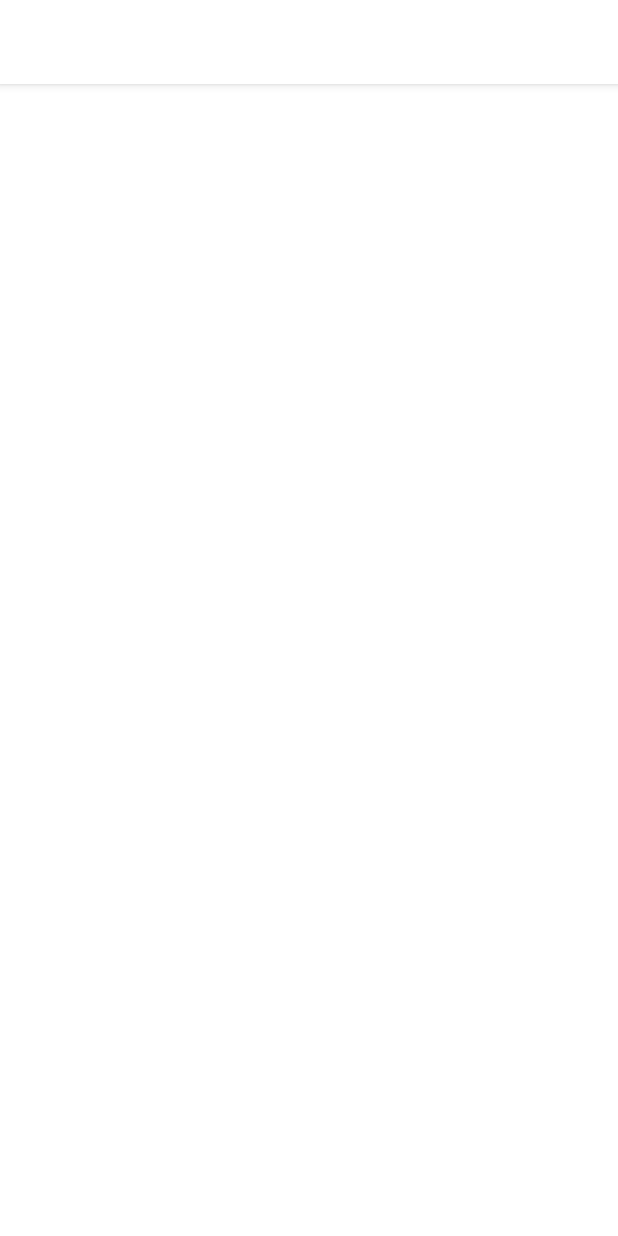
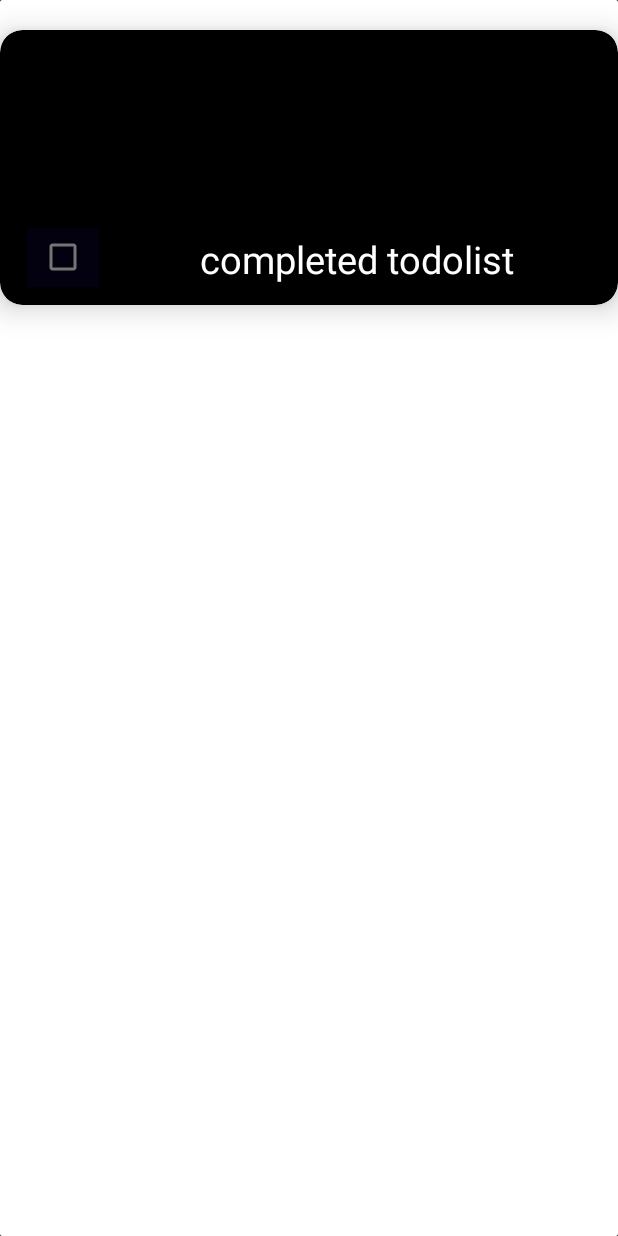
Before and after one commit to fenil09/CodeClause_TodoAPP, an Android app: the Home screen opened directly, with no data from a screen before it, on a phone screen of 412 x 824 dp. Before the commit the screen is almost empty. Run offline under Robolectric (Android 15) with nearby library versions, the phone set to English and light mode, and no system bars.

Commit message:
taskCreating Screen and RecyclerView with cardview to hold task data are Integrated Successfully

```diff
--- a/app/build.gradle
+++ b/app/build.gradle
@@ -41,4 +41,5 @@ dependencies {
     androidTestImplementation 'androidx.test.ext:junit:1.1.3'
     androidTestImplementation 'androidx.test.espresso:espresso-core:3.4.0'
     implementation "com.airbnb.android:lottie:5.2.0"
+    implementation "com.ncorti:slidetoact:0.10.0"
 }
--- a/app/src/main/AndroidManifest.xml
+++ b/app/src/main/AndroidManifest.xml
@@ -14,6 +14,9 @@
             android:theme="@style/Theme.TaskTracker"
             tools:targetApi="31">
         <activity
+                android:name=".createTask"
+                android:exported="false"/>
+        <activity
                 android:name=".Home"
                 android:exported="false"/>
         <activity
--- a/app/src/main/java/com/trackerl/tasktracker/Home.kt
+++ b/app/src/main/java/com/trackerl/tasktracker/Home.kt
@@ -2,10 +2,20 @@ package com.trackerl.tasktracker
 
 import androidx.appcompat.app.AppCompatActivity
 import android.os.Bundle
+import androidx.constraintlayout.widget.ConstraintLayout
+import androidx.recyclerview.widget.LinearLayoutManager
+import androidx.recyclerview.widget.RecyclerView
 
 class Home : AppCompatActivity() {
     override fun onCreate(savedInstanceState: Bundle?) {
         super.onCreate(savedInstanceState)
         setContentView(R.layout.activity_home)
+        supportActionBar?.hide()
+
+        val task:MutableList<songs> = mutableListOf<songs>()
+        task.add(songs("completed todolist app"))
+        val view:RecyclerView=findViewById(R.id.recycler1)
+        view.adapter=cardadapter(task)
+        view.layoutManager=LinearLayoutManager(this)
     }
 }
--- a/app/src/main/java/com/trackerl/tasktracker/MainActivity.kt
+++ b/app/src/main/java/com/trackerl/tasktracker/MainActivity.kt
@@ -20,7 +20,7 @@ class MainActivity : AppCompatActivity() {
     }
 
     fun gotohome(){
-        val intent:Intent=Intent(this,Home::class.java)
+        val intent:Intent=Intent(this,createTask::class.java)
         startActivity(intent)
 
         overridePendingTransition(R.anim.enteractivity,R.anim.enteractivity)
--- /dev/null
+++ b/app/src/main/java/com/trackerl/tasktracker/cardadapter.kt
@@ -0,0 +1,36 @@
+package com.trackerl.tasktracker
+
+import android.annotation.SuppressLint
+import android.view.LayoutInflater
+import android.view.View
+import android.view.ViewGroup
+import android.widget.CheckBox
+import android.widget.TextView
+import android.widget.Toast
+import androidx.recyclerview.widget.RecyclerView
+
+class cardadapter(song1:List<songs>): RecyclerView.Adapter<viewholder>() {
+    val songparam=song1
+    override fun onCreateViewHolder(parent: ViewGroup, viewType: Int): viewholder {
+        val inflater:LayoutInflater= LayoutInflater.from(parent.context)
+        val view=inflater.inflate(R.layout.cardviewdesign,parent,false)
+        return viewholder(view)
+    }
+
+    override fun getItemCount(): Int {
+        return songparam.size
+    }
+
+    @SuppressLint("ResourceAsColor")
+    override fun onBindViewHolder(holder: viewholder, position: Int) {
+        holder.checkbox.setBackgroundColor(R.color.purple_500)
+        holder.textview.text=songparam[position].datatask
+    }
+}
+
+
+
+class viewholder(itemview: View):RecyclerView.ViewHolder(itemview){
+   val checkbox=itemview.findViewById<CheckBox>(R.id.checkbox1)
+ val textview=itemview.findViewById<TextView>(R.id.textView5)
+}
--- /dev/null
+++ b/app/src/main/java/com/trackerl/tasktracker/songs.kt
@@ -0,0 +1,6 @@
+package com.trackerl.tasktracker
+
+data class songs(
+
+    val datatask:String
+)
--- /dev/null
+++ b/app/src/main/res/drawable/ic_baseline_arrow_circle_down_24.xml
@@ -0,0 +1,5 @@
+<vector android:height="24dp" android:tint="#FD011A"
+    android:viewportHeight="24" android:viewportWidth="24"
+    android:width="24dp" xmlns:android="http://schemas.android.com/apk/res/android">
+    <path android:fillColor="@android:color/white" android:pathData="M12,4c4.41,0 8,3.59 8,8s-3.59,8 -8,8s-8,-3.59 -8,-8S7.59,4 12,4M12,2C6.48,2 2,6.48 2,12c0,5.52 4.48,10 10,10c5.52,0 10,-4.48 10,-10C22,6.48 17.52,2 12,2L12,2zM13,12l0,-4h-2l0,4H8l4,4l4,-4H13z"/>
+</vector>
--- /dev/null
+++ b/app/src/main/res/drawable/ic_baseline_arrow_circle_up_24.xml
@@ -0,0 +1,5 @@
+<vector android:height="24dp" android:tint="#FD011A"
+    android:viewportHeight="24" android:viewportWidth="24"
+    android:width="24dp" xmlns:android="http://schemas.android.com/apk/res/android">
+    <path android:fillColor="@android:color/white" android:pathData="M12,20c-4.41,0 -8,-3.59 -8,-8s3.59,-8 8,-8s8,3.59 8,8S16.41,20 12,20M12,22c5.52,0 10,-4.48 10,-10c0,-5.52 -4.48,-10 -10,-10C6.48,2 2,6.48 2,12C2,17.52 6.48,22 12,22L12,22zM11,12l0,4h2l0,-4h3l-4,-4l-4,4H11z"/>
+</vector>
--- a/app/src/main/res/layout/activity_home.xml
+++ b/app/src/main/res/layout/activity_home.xml
@@ -4,8 +4,19 @@
         xmlns:tools="http://schemas.android.com/tools"
         xmlns:app="http://schemas.android.com/apk/res-auto"
         android:layout_width="match_parent"
-        android:background="@color/white"
+        android:background="@color/black"
         android:layout_height="match_parent"
         tools:context=".Home">
 
+
+    <androidx.recyclerview.widget.RecyclerView android:layout_width="match_parent" android:layout_height="match_parent"
+                                               app:layout_constraintTop_toTopOf="parent"
+                                               app:layout_constraintStart_toStartOf="parent"
+                                               android:background="@drawable/roundactivity"
+                                               android:id="@+id/recycler1"
+                                               app:layout_constraintBottom_toBottomOf="parent"
+                                               app:layout_constraintEnd_toEndOf="parent"/>
+
+
+
 </androidx.constraintlayout.widget.ConstraintLayout>
--- /dev/null
+++ b/app/src/main/res/layout/cardviewdesign.xml
@@ -0,0 +1,35 @@
+<?xml version="1.0" encoding="utf-8"?>
+<androidx.cardview.widget.CardView xmlns:android="http://schemas.android.com/apk/res/android"
+                                   xmlns:tools="http://schemas.android.com/tools" android:layout_width="match_parent"
+                                   xmlns:app="http://schemas.android.com/apk/res-auto"
+                                                   android:background="@color/white"
+                                   app:cardBackgroundColor="@color/black"
+                                   app:cardCornerRadius="15dp"
+                                   app:cardElevation="12dp"
+                                   android:layout_marginTop="20dp"
+                                   android:layout_height="wrap_content">
+
+
+    <androidx.constraintlayout.widget.ConstraintLayout android:layout_width="match_parent"
+                                                       android:layout_height="63dp"
+                                                       android:layout_marginTop="120dp"
+                                                       android:padding="12dp"
+    >
+        <TextView android:layout_width="251dp" android:layout_height="34dp"
+                  android:text="hello world"
+                  android:textColor="@color/white"
+                  android:textSize="25dp"
+                  app:layout_constraintEnd_toEndOf="parent" app:layout_constraintStart_toStartOf="parent"
+                  app:layout_constraintTop_toTopOf="parent" app:layout_constraintBottom_toBottomOf="parent"
+                  app:layout_constraintHorizontal_bias="0.887" android:id="@+id/textView5"
+                  app:layout_constraintVertical_bias="0.586"/>
+        <CheckBox android:layout_width="wrap_content" android:layout_height="wrap_content"
+                  app:layout_constraintEnd_toEndOf="parent"
+                  android:id="@+id/checkbox1"
+                  app:layout_constraintStart_toStartOf="parent" app:layout_constraintTop_toTopOf="parent"
+                  app:layout_constraintBottom_toBottomOf="parent" app:layout_constraintHorizontal_bias="0.017"
+                  app:layout_constraintVertical_bias="0.625"/>
+    </androidx.constraintlayout.widget.ConstraintLayout>
+
+
+</androidx.cardview.widget.CardView>
```
Also changed, not shown: app/src/main/java/com/trackerl/tasktracker/createTask.kt (added, +38 -0 lines), app/src/main/res/drawable-v24/checkbox.xml (added, +7 -0 lines), app/src/main/res/drawable/nextcheckbox.xml (added, +7 -0 lines), app/src/main/res/drawable/roundimage.xml (added, +10 -0 lines), app/src/main/res/layout/activity_create_task.xml (added, +108 -0 lines), app/src/main/res/drawable/clipboard.png (added), app/src/main/res/drawable/high.png (added), app/src/main/res/drawable/low.png (added), app/src/main/res/drawable/taskscreen.jpg (added).
